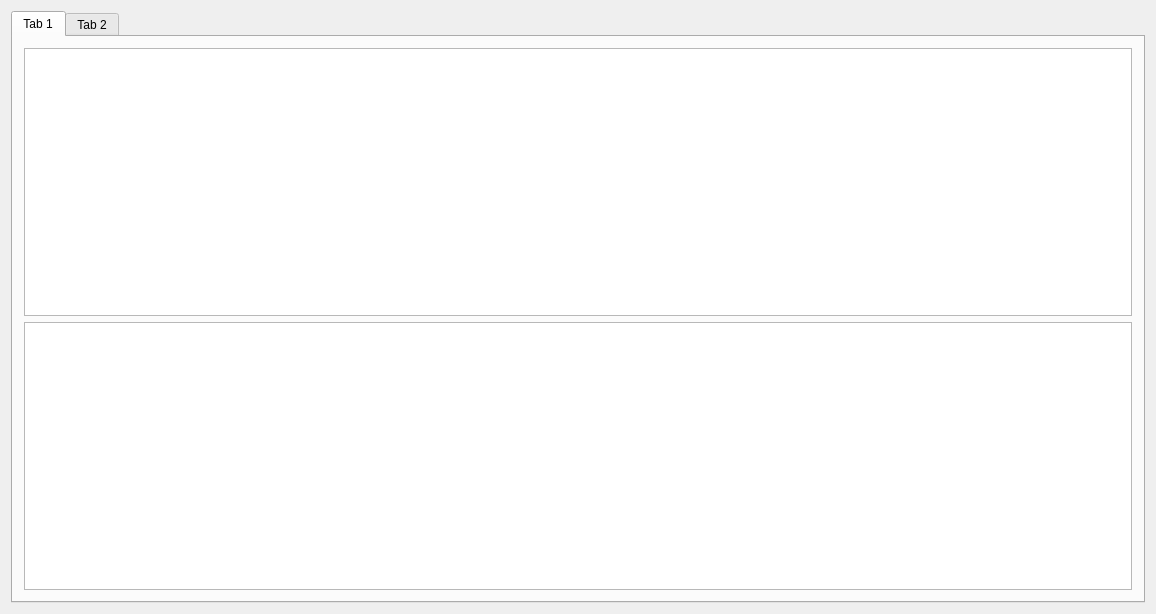
The window that Server-application/user_interface/mainwindow.ui (RemcoMusic/Server-application) describes before a commit, drawn with Qt 5.
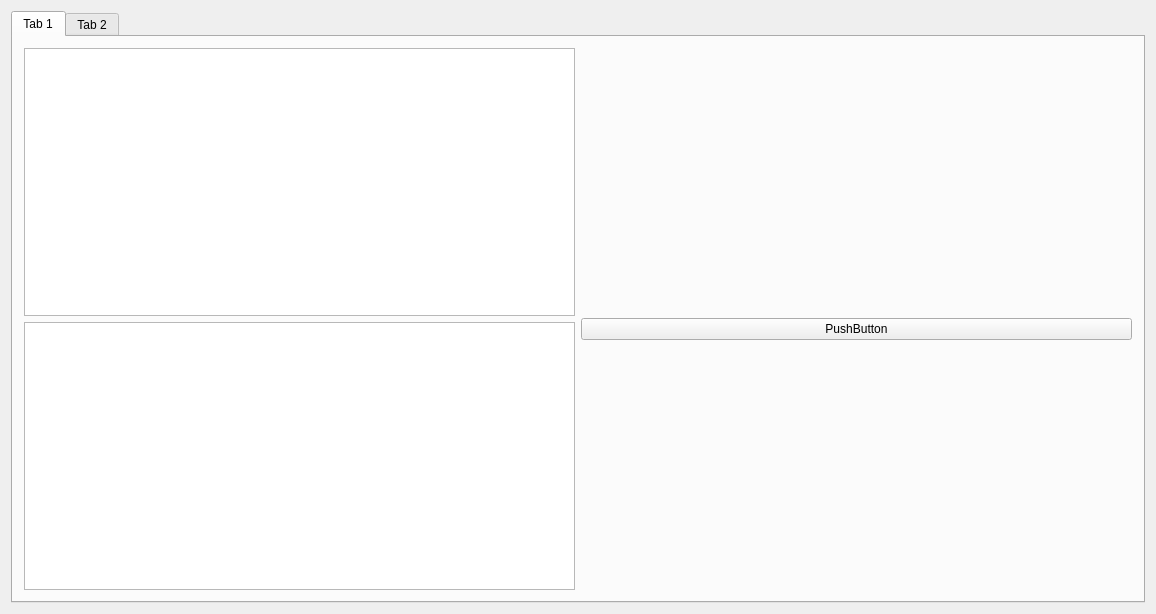
The same window after the commit.

Commit message: rebuild graphic robot class

Patch:
```diff
--- a/Server-application/user_interface/mainwindow.ui
+++ b/Server-application/user_interface/mainwindow.ui
@@ -35,6 +35,30 @@
           </item>
          </layout>
         </item>
+        <item>
+         <layout class="QVBoxLayout" name="verticalLayout_3">
+          <item>
+           <spacer name="horizontalSpacer">
+            <property name="orientation">
+             <enum>Qt::Horizontal</enum>
+            </property>
+            <property name="sizeHint" stdset="0">
+             <size>
+              <width>40</width>
+              <height>20</height>
+             </size>
+            </property>
+           </spacer>
+          </item>
+          <item>
+           <widget class="QPushButton" name="pushButton">
+            <property name="text">
+             <string>PushButton</string>
+            </property>
+           </widget>
+          </item>
+         </layout>
+        </item>
        </layout>
       </widget>
       <widget class="QWidget" name="tab_2">
```
The commit also changes 7 other files.
